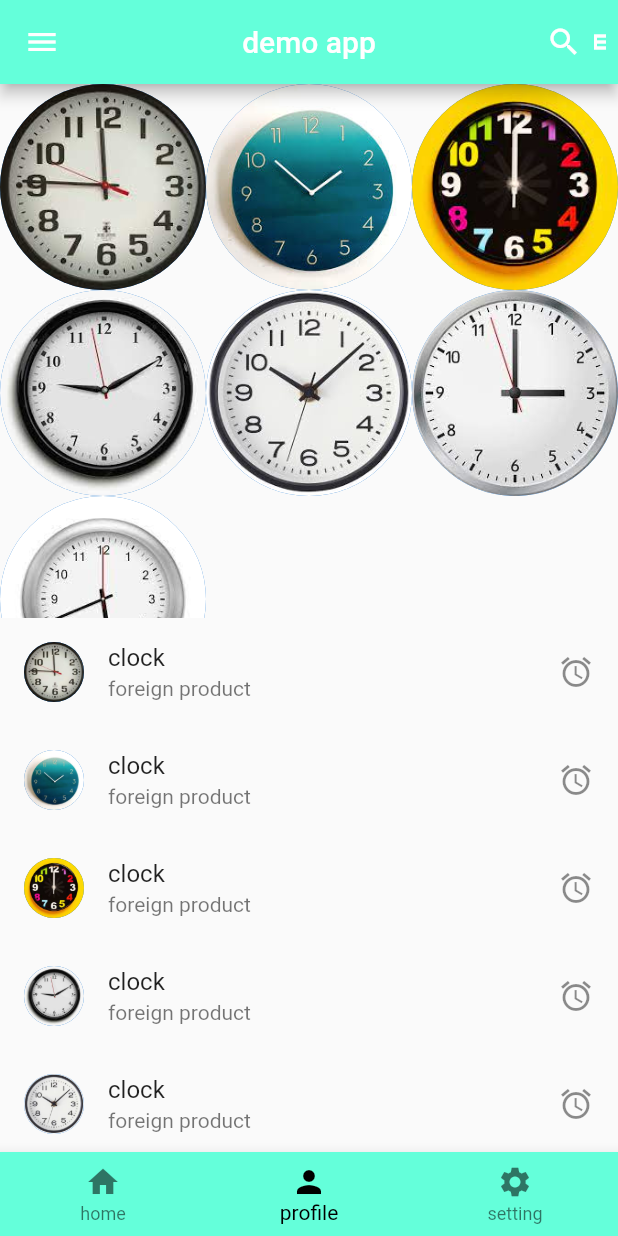
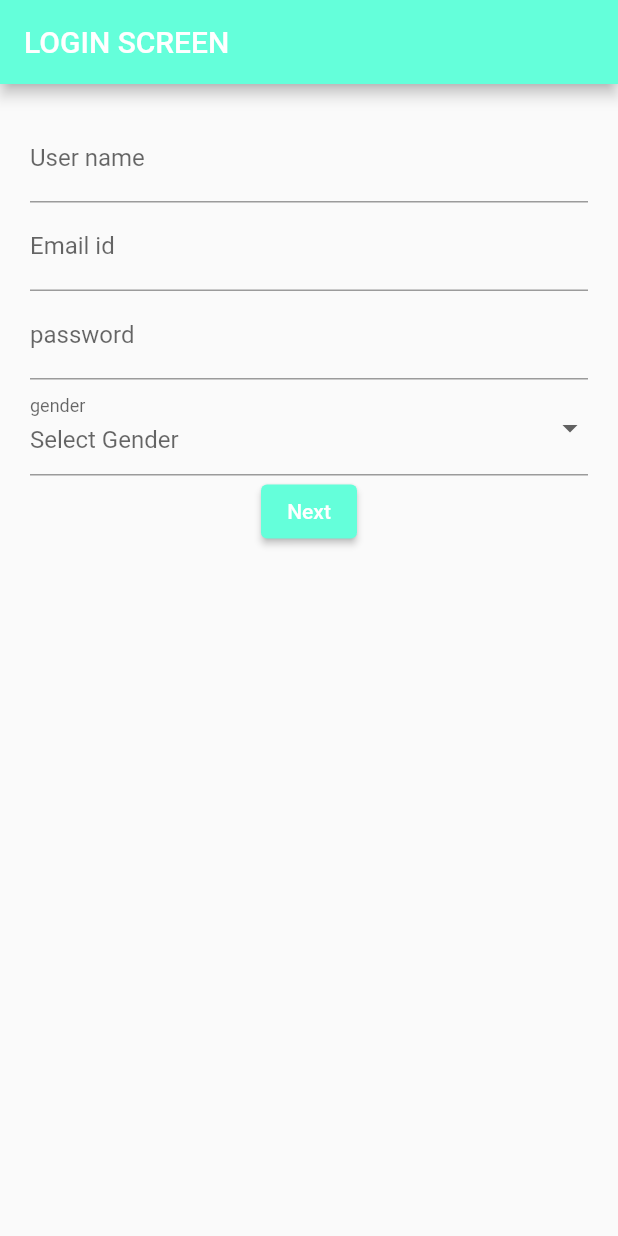
Before and after one commit to MMohammedfarook/first_project, a Flutter app: the screen it shows after launch, on a phone screen of 412 x 824 dp. Run offline on Flutter 3.47's test engine with Material 2 defaults, Android fonts, the phone set to English and light mode, and no system bars; drawn by our look-alikes of flutter_form_builder; our stand-ins replace form_builder_validators.

Commit message:
second commit

```diff
--- a/first_project/lib/home_screen.dart
+++ b/first_project/lib/home_screen.dart
@@ -50,6 +50,10 @@ class _HomeScreenState extends State<HomeScreen> {
   //const HomeScreen({super.key});
   @override
   Widget build(BuildContext context) {
+    String? userName;
+    String? email;
+    String? password;
+    String? genderSelected;
     return Scaffold(
       bottomNavigationBar: BottomNavigationBar(
         selectedItemColor: Colors.black,
--- a/first_project/lib/main.dart
+++ b/first_project/lib/main.dart
@@ -1,4 +1,5 @@
 import 'package:first_project/home_screen.dart';
+import 'package:first_project/sign_screen.dart';
 import 'package:flutter/material.dart';
 
 void main() {
@@ -26,7 +27,7 @@ class MyApp extends StatelessWidget {
           // is not restarted.
           primarySwatch: Colors.blue,
         ),
-        home: HomeScreen());
+        home: signscreen());
   }
 }
 
--- /dev/null
+++ b/first_project/lib/sign_screen.dart
@@ -0,0 +1,154 @@
+import 'package:flutter/material.dart';
+import 'package:flutter_form_builder/flutter_form_builder.dart';
+import 'package:form_builder_validators/form_builder_validators.dart';
+
+import 'home_screen.dart';
+
+class signscreen extends StatefulWidget {
+  const signscreen({super.key});
+
+  @override
+  State<signscreen> createState() => _signscreenState();
+}
+
+class _signscreenState extends State<signscreen> {
+  final formKey = GlobalKey<FormBuilderState>();
+  List gender = ['male', 'female', 'others'];
+  String? userName;
+  String? email;
+  String? password;
+  String? genderSelected;
+
+  @override
+  Widget build(BuildContext context) {
+    return Scaffold(
+      appBar: AppBar(
+        title: Text("LOGIN SCREEN"),
+        backgroundColor: Colors.tealAccent,
+      ),
+      body: Container(
+        margin: EdgeInsets.all(20),
+        child: SingleChildScrollView(
+            child: Column(
+          children: [
+            FormBuilder(
+              key: formKey,
+              child: Column(
+                children: [
+                  FormBuilderTextField(
+                    name: "User Name",
+                    decoration: const InputDecoration(
+                        hintText: "Enter User Name", labelText: "User name"),
+                    readOnly: false,
+                    enabled: true,
+                    validator: FormBuilderValidators.compose(
+                      [
+                        FormBuilderValidators.required(
+                            errorText: "this field is required")
+                      ],
+                    ),
+                    onChanged: (value) {
+                      setState(() {
+                        userName = value;
+                      });
+                    },
+                  ),
+                  FormBuilderTextField(
+                    name: "Email id",
+                    decoration: const InputDecoration(
+                        hintText: "Enter Email Id", labelText: "Email id"),
+                    readOnly: false,
+                    enabled: true,
+                    validator: FormBuilderValidators.compose(
+                      [
+                        FormBuilderValidators.required(
+                            errorText: "this field is required")
+                      ],
+                    ),
+                    onChanged: (value) {
+                      setState(() {
+                        email = value;
+                      });
+                    },
+                  ),
+                  FormBuilderTextField(
+                    name: "Password",
+                    decoration: const InputDecoration(
+                        hintText: "Enter password", labelText: "password"),
+                    readOnly: false,
+                    enabled: true,
+                    obscureText: true,
+                    validator: FormBuilderValidators.compose(
+                      [
+                        FormBuilderValidators.required(
+                            errorText: "this field is required")
+                      ],
+                    ),
+                    onChanged: (value) {
+                      setState(() {
+                        password = value;
+                      });
+                    },
+                  ),
+                  FormBuilderDropdown(
+                    name: "Gender",
+                    items: gender
+                        .map((e) => DropdownMenuItem(value: e, child: Text(e)))
+                        .toList(),
+                    validator: FormBuilderValidators.compose([
+                      FormBuilderValidators.required(
+                          errorText: "This field is required")
+                    ]),
+                    decoration: const InputDecoration(
+                        hintText: "Select Gender", labelText: "gender"),
+                    onChanged: (newValue) {
+                      setState(() {
+                        genderSelected = newValue.toString();
+                      });
+                    },
+                  ),
+                ],
+              ),
+            ),
+            ElevatedButton(
+              onPressed: () {
+                if (formKey.currentState!.validate()) {
+                  formKey.currentState!.save();
+                  userName =
+                      formKey.currentState!.value["User Name"].toString();
+                  email = formKey.currentState!.value["Email id"].toString();
+                  password = formKey.currentState!.value["Password"].toString();
+                  genderSelected =
+                      formKey.currentState!.value["Gender"].toString();
+                  print(userName);
+                  print(password);
+                  print(genderSelected);
+
+                  Navigator.push(
+                      context,
+                      MaterialPageRoute(
+                          builder: (context) => HomeScreen(
+                              // userName: userName!,
+                              // email:email!,
+                              // password: password!,
+                              // gender: genderSelected!,
+                              )));
+                  formKey.currentState!.fields['User Name']!.reset();
+                  formKey.currentState!.fields['email']!.reset();
+                  formKey.currentState!.fields['Password']!.reset();
+                  formKey.currentState!.fields['Gender']!.reset();
+                } else {
+                  print("Error");
+                }
+              },
+              child: Text('Next'),
+              style: ElevatedButton.styleFrom(
+                backgroundColor: Colors.tealAccent,
+              ),
+            )
+          ],
+        )),
+      ),
+    );
+  }
+}
```
Also changed, not shown: first_project/pubspec.yaml (+7 -0 lines), first_project/pubspec.lock, 5 other files.
